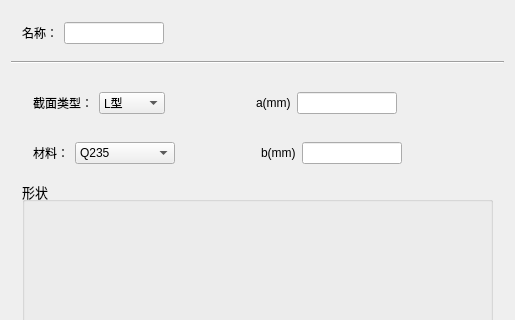
Qt form TW/Set_Section.ui (Shixuku/Tower-Visual) before a commit; both pictures show x 0 to 515 and y 0 to 320 of the 515 by 628 pixel window.
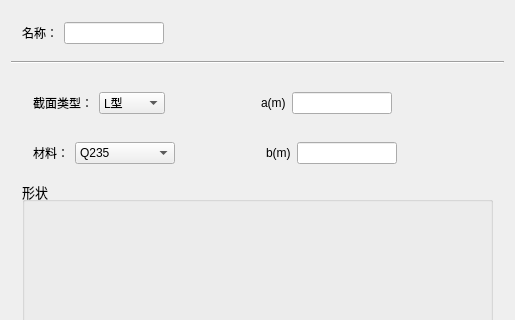
The same form after that commit.

```diff
--- a/TW/Set_Section.ui
+++ b/TW/Set_Section.ui
@@ -118,7 +118,7 @@
          <item>
           <widget class="QLabel" name="label_5">
            <property name="text">
-            <string>a(mm)</string>
+            <string>a(m)</string>
            </property>
           </widget>
          </item>
@@ -199,7 +199,7 @@
          <item>
           <widget class="QLabel" name="label_4">
            <property name="text">
-            <string>b(mm)</string>
+            <string>b(m)</string>
            </property>
           </widget>
          </item>
```
